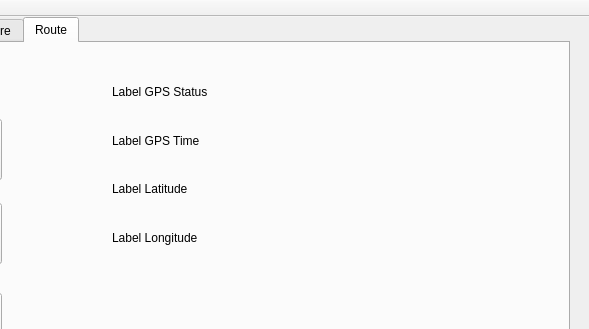
The window that Client/carmainwindow.ui (ArtemD/SpeedFreak) describes before a commit, drawn with Qt 5; both pictures show x 211 to 800 and y 0 to 329 of the 800 by 480 pixel window.
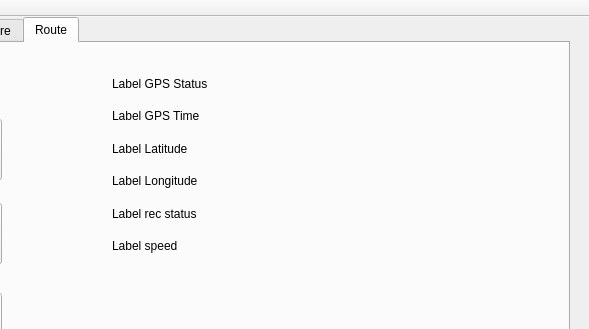
The same window after the commit.

Commit message: Route recoding. Save latitude,longitude,altitude and speed.

Patch:
```diff
--- a/Client/carmainwindow.ui
+++ b/Client/carmainwindow.ui
@@ -592,6 +592,20 @@
          </property>
         </widget>
        </item>
+       <item>
+        <widget class="QLabel" name="labelRouteTabRecStatus">
+         <property name="text">
+          <string>Label rec status</string>
+         </property>
+        </widget>
+       </item>
+       <item>
+        <widget class="QLabel" name="labelRouteTabSpeed">
+         <property name="text">
+          <string>Label speed</string>
+         </property>
+        </widget>
+       </item>
       </layout>
      </widget>
     </widget>
```
The commit also changes 8 other files.
